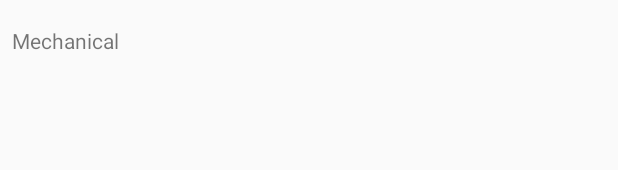
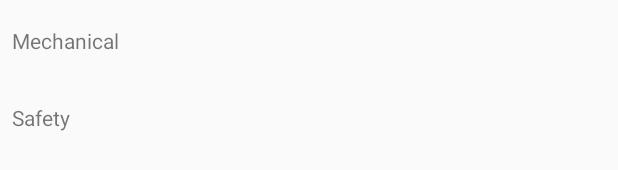
Before and after one commit to JoeyDoesntShareFood/RecyclerTest, an Android app: the layout fragment_list.xml on its own in the app's theme, with its tools: preview values and no code run, on a phone screen of 412 x 824 dp. Shown: the part 371-541 px from the top of the screen. Run offline under Robolectric (Android 15) with nearby library versions, the phone set to English and light mode, and no system bars.

Commit message:
added some missing files

```diff
--- a/app/src/main/res/layout/fragment_list.xml
+++ b/app/src/main/res/layout/fragment_list.xml
@@ -136,6 +136,25 @@
                 android:layout_margin="8dp" />
 
         </LinearLayout>
+        <LinearLayout
+            android:layout_width="match_parent"
+            android:layout_height="wrap_content"
+            android:orientation="vertical">
+
+            <TextView
+                android:id="@+id/departments_name_se"
+                android:layout_width="match_parent"
+                android:layout_height="wrap_content"
+                android:layout_margin="8dp"
+                android:text="@string/department_name_se" />
+
+            <android.support.v7.widget.RecyclerView
+                android:id="@+id/departments_recycler_view_se"
+                android:layout_width="match_parent"
+                android:layout_height="wrap_content"
+                android:layout_margin="8dp" />
+
+        </LinearLayout>
 
     </LinearLayout>
 </android.support.v4.widget.NestedScrollView>
--- a/app/src/main/res/values/arrays.xml
+++ b/app/src/main/res/values/arrays.xml
@@ -7,5 +7,6 @@
         <item>@id/departments_recycler_view_cs</item>
         <item>@id/departments_recycler_view_it</item>
         <item>@id/departments_recycler_view_me</item>
+        <item>@id/departments_recycler_view_se</item>
     </array>
 </resources>
--- a/app/src/main/res/values/strings.xml
+++ b/app/src/main/res/values/strings.xml
@@ -20,4 +20,5 @@
     <string name="department_name_it">Information Technology</string>
     <string name="department_name_me">Mechanical</string>
     <string name="department_name_eee">Electrical and Electronics</string>
+    <string name="department_name_se">Safety</string>
 </resources>
```
Also changed, not shown: app/src/main/java/com/example/jyothisp/recyclertest/ListFragment.java (+40 -0 lines).
